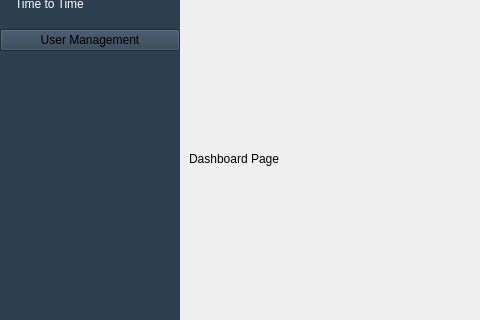
The window that mainwindow.ui (sanjayvanan/Xtend-Voice_Logger) describes before a commit, drawn with Qt 5; both pictures show x 0 to 480 and y 166 to 486 of the 1217 by 600 pixel window.
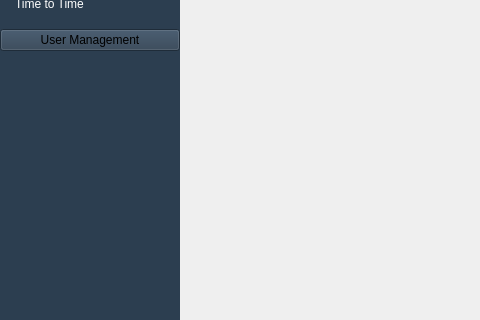
The same window after the commit.

What changed in the file:
```diff
--- a/mainwindow.ui
+++ b/mainwindow.ui
@@ -316,15 +316,7 @@
          <number>0</number>
         </property>
         <widget class="QWidget" name="pageDashboard">
-         <layout class="QVBoxLayout" name="verticalLayout">
-          <item>
-           <widget class="QLabel" name="label">
-            <property name="text">
-             <string>Dashboard Page</string>
-            </property>
-           </widget>
-          </item>
-         </layout>
+         <layout class="QVBoxLayout" name="verticalLayout"/>
         </widget>
         <widget class="QWidget" name="pageCallLogs">
          <layout class="QVBoxLayout" name="verticalLayout_3">
```
Left out of the diff: 6 changed lines with no effect on the pictures.
